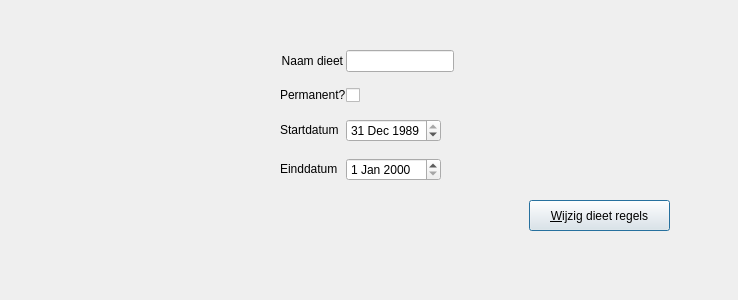
First picture: the form in src/carereport/views/dietheader.ui, repository Mholscher/carereport, before the edit.
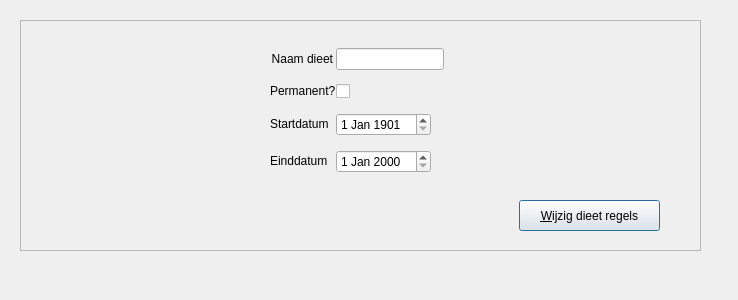
Second picture: the form after the edit. Custom widgets are drawn as their Qt base class.

Commit message: Further changes to the diet headers/lines

```diff
--- a/src/carereport/views/dietheader.ui
+++ b/src/carereport/views/dietheader.ui
@@ -11,7 +11,7 @@
    </rect>
   </property>
   <property name="sizePolicy">
-   <sizepolicy hsizetype="Fixed" vsizetype="Fixed">
+   <sizepolicy hsizetype="Preferred" vsizetype="Preferred">
     <horstretch>0</horstretch>
     <verstretch>0</verstretch>
    </sizepolicy>
@@ -31,11 +31,32 @@
   <property name="windowTitle">
    <string>Form</string>
   </property>
+  <widget class="QFrame" name="frame">
+   <property name="geometry">
+    <rect>
+     <x>20</x>
+     <y>20</y>
+     <width>681</width>
+     <height>231</height>
+    </rect>
+   </property>
+   <property name="sizePolicy">
+    <sizepolicy hsizetype="Fixed" vsizetype="Fixed">
+     <horstretch>0</horstretch>
+     <verstretch>0</verstretch>
+    </sizepolicy>
+   </property>
+   <property name="frameShape">
+    <enum>QFrame::StyledPanel</enum>
+   </property>
+   <property name="frameShadow">
+    <enum>QFrame::Raised</enum>
+   </property>
   <widget class="QWidget" name="gridLayoutWidget">
    <property name="geometry">
     <rect>
-     <x>70</x>
-     <y>40</y>
+      <x>40</x>
+      <y>20</y>
      <width>601</width>
      <height>151</height>
     </rect>
@@ -44,6 +65,9 @@
     <property name="sizeConstraint">
      <enum>QLayout::SetDefaultConstraint</enum>
     </property>
+     <property name="bottomMargin">
+      <number>6</number>
+     </property>
     <property name="horizontalSpacing">
      <number>0</number>
     </property>
@@ -141,12 +165,12 @@
       </property>
       <property name="dateTime">
        <datetime>
-        <hour>6</hour>
+         <hour>3</hour>
         <minute>0</minute>
         <second>0</second>
-        <year>1989</year>
-        <month>12</month>
-        <day>31</day>
+         <year>1901</year>
+         <month>1</month>
+         <day>1</day>
        </datetime>
       </property>
      </widget>
@@ -234,8 +258,8 @@
   <widget class="QPushButton" name="changeLinesButton">
    <property name="geometry">
     <rect>
-     <x>529</x>
-     <y>200</y>
+      <x>499</x>
+      <y>180</y>
      <width>141</width>
      <height>31</height>
     </rect>
@@ -248,6 +272,31 @@
    </property>
   </widget>
  </widget>
+ </widget>
+ <customwidgets>
+  <customwidget>
+   <class>PyDateEdit</class>
+   <extends>QDateEdit</extends>
+   <header>.widgetext</header>
+  </customwidget>
+  <customwidget>
+   <class>PyLineEdit</class>
+   <extends>QLineEdit</extends>
+   <header>.widgetext</header>
+  </customwidget>
+  <customwidget>
+   <class>PyCheckBox</class>
+   <extends>QCheckBox</extends>
+   <header>.widgetext</header>
+  </customwidget>
+ </customwidgets>
+ <tabstops>
+  <tabstop>dietNameEdit</tabstop>
+  <tabstop>permanentCheckBox</tabstop>
+  <tabstop>startDateEdit</tabstop>
+  <tabstop>endDateEdit</tabstop>
+  <tabstop>changeLinesButton</tabstop>
+ </tabstops>
  <resources/>
  <connections/>
 </ui>
```
Left out of the diff: 8 changed lines with no effect on the pictures. Lines whose indentation alone changed are shown as unchanged. The commit also changes 10 other files.
